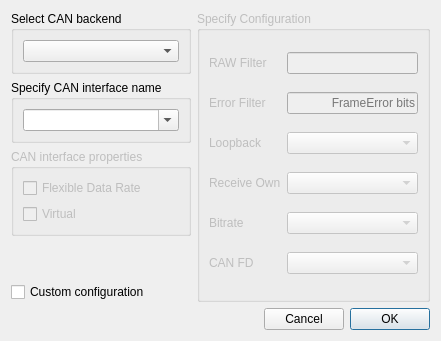
Qt form examples/serialbus/can/connectdialog.ui (qt/qtserialbus) before a commit.
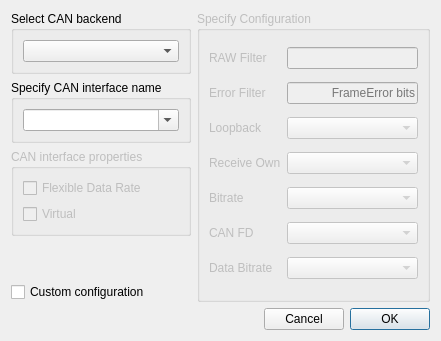
The same form after that commit. Custom widgets are drawn as their Qt base class.

Commit message: CAN: Introduce CAN FD Bitrate Switch (BRS)

What changed in the file:
```diff
--- a/examples/serialbus/can/connectdialog.ui
+++ b/examples/serialbus/can/connectdialog.ui
@@ -146,6 +146,16 @@
       <item row="5" column="1">
        <widget class="QComboBox" name="canFdBox"/>
       </item>
+      <item row="6" column="0">
+       <widget class="QLabel" name="dataBitrateLabel">
+        <property name="text">
+         <string>Data Bitrate</string>
+        </property>
+       </widget>
+      </item>
+      <item row="6" column="1">
+       <widget class="BitRateBox" name="dataBitrateBox"/>
+      </item>
      </layout>
     </widget>
    </item>
```
The commit also changes 10 other files.
